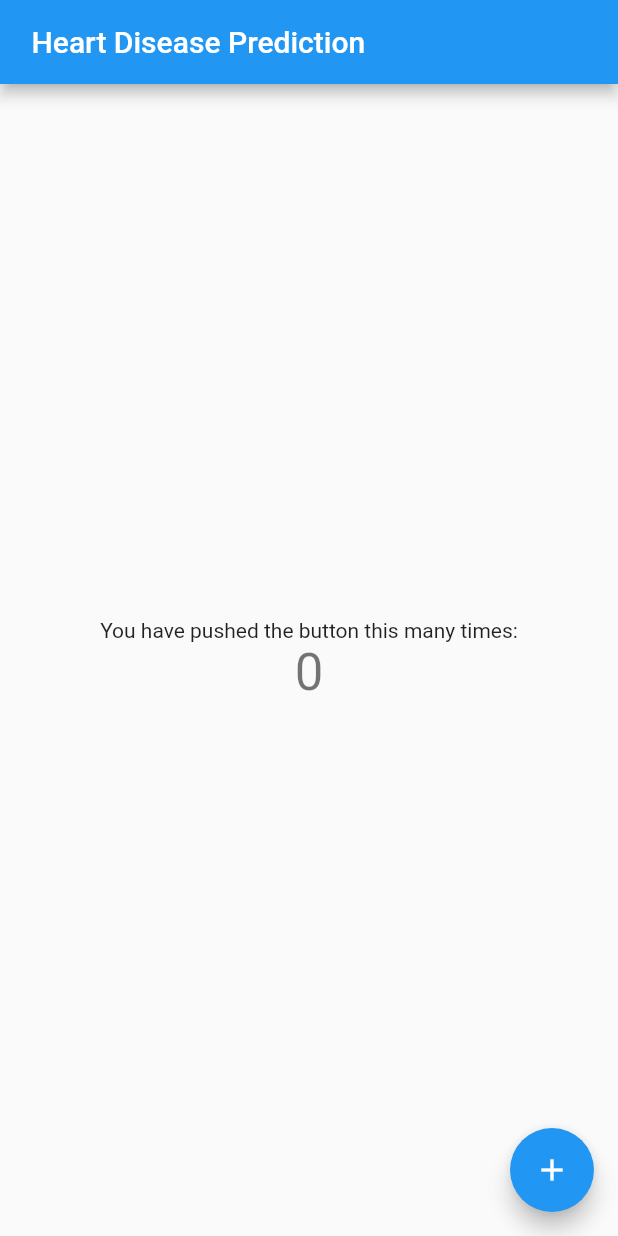
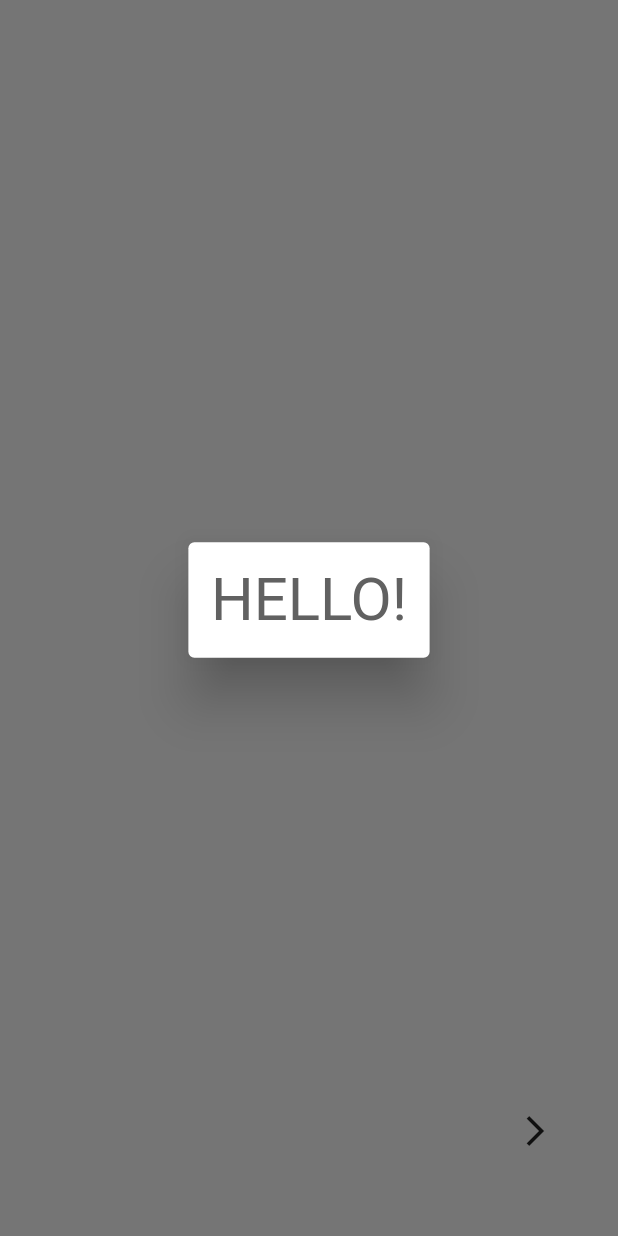
Before and after one commit to akankshasainics/heart_help, a Flutter app: the screen it shows after launch, on a phone screen of 412 x 824 dp. Run offline on Flutter 3.47's test engine with Material 2 defaults, Android fonts, the phone set to English and light mode, and no system bars.

Commit message:
first form

```diff
--- a/lib/main.dart
+++ b/lib/main.dart
@@ -1,13 +1,19 @@
+import 'dart:collection';
+
+import 'package:flutter/gestures.dart';
 import 'package:flutter/material.dart';
+List model_data = [-1, -1, -1, -1, -1, -1, -1, -1, -1, -1, -1];
+void main() {
 
-void main() => runApp(MyApp());
+
+  runApp(MyApp());
+}
 
 class MyApp extends StatelessWidget {
   // This widget is the root of your application.
   @override
   Widget build(BuildContext context) {
     return MaterialApp(
-
       title: 'heart disease prediction',
       theme: ThemeData(
         // This is the theme of your application.
@@ -21,92 +27,229 @@ class MyApp extends StatelessWidget {
         // is not restarted.
         primarySwatch: Colors.blue,
       ),
-      home: MyHomePage(title: ' Heart Disease Prediction'),
+      home: MyPage(),
     );
   }
 }
 
-class MyHomePage extends StatefulWidget {
-  MyHomePage({Key key, this.title}) : super(key: key);
-
-  // This widget is the home page of your application. It is stateful, meaning
-  // that it has a State object (defined below) that contains fields that affect
-  // how it looks.
-
-  // This class is the configuration for the state. It holds the values (in this
-  // case the title) provided by the parent (in this case the App widget) and
-  // used by the build method of the State. Fields in a Widget subclass are
-  // always marked "final".
-
-  final String title;
-
+class SinglePage extends StatelessWidget {
+  final Widget child;
+  final bool isEnd;
+  final Color color;
+  SinglePage(this.child, {this.color = Colors.grey, this.isEnd = false});
   @override
-  _MyHomePageState createState() => _MyHomePageState();
+  Widget build(BuildContext context) {
+    if (this.isEnd) {
+      return Container(
+        color: this.color,
+        child: Center(
+          child: Card(
+            elevation: 15,
+            child: Padding(
+              child: this.child,
+              padding: EdgeInsets.all(15),
+            ),
+          ),
+        ),
+      );
+    } else {
+      return Container(
+        color: this.color,
+        child: Column(children: [
+          Spacer(
+            flex: 6,
+          ),
+          Card(
+            margin: EdgeInsets.all(15),
+            elevation: 15,
+            child: Padding(
+              child: this.child,
+              padding: EdgeInsets.all(15),
+            ),
+          ),
+          Spacer(
+            flex: 5,
+          ),
+          Row(children: [
+            Spacer(
+              flex: 8,
+            ),
+            Icon(
+              Icons.arrow_forward_ios,
+            ),
+            Spacer(),
+          ]),
+          Spacer()
+        ]),
+      );
+    }
+  }
 }
 
-class _MyHomePageState extends State<MyHomePage> {
-  int _counter = 0;
+class DateForm extends StatefulWidget {
+  @override
+  _DateState createState() {
+    return _DateState();
+  }
+}
 
-  void _incrementCounter() {
-    setState(() {
-      // This call to setState tells the Flutter framework that something has
-      // changed in this State, which causes it to rerun the build method below
-      // so that the display can reflect the updated values. If we changed
-      // _counter without calling setState(), then the build method would not be
-      // called again, and so nothing would appear to happen.
-      _counter++;
-    });
-  }
-
-  @override
+class _DateState extends State<DateForm> {
+  DateTime _dateTime;
   Widget build(BuildContext context) {
-    // This method is rerun every time setState is called, for instance as done
-    // by the _incrementCounter method above.
-    //
-    // The Flutter framework has been optimized to make rerunning build methods
-    // fast, so that you can just rebuild anything that needs updating rather
-    // than having to individually change instances of widgets.
-    return Scaffold(
-      appBar: AppBar(
-        // Here we take the value from the MyHomePage object that was created by
-        // the App.build method, and use it to set our appbar title.
-        title: Text(widget.title),
-      ),
-      body: Center(
-        // Center is a layout widget. It takes a single child and positions it
-        // in the middle of the parent.
-        child: Column(
-          // Column is also a layout widget. It takes a list of children and
-          // arranges them vertically. By default, it sizes itself to fit its
-          // children horizontally, and tries to be as tall as its parent.
-          //
-          // Invoke "debug painting" (press "p" in the console, choose the
-          // "Toggle Debug Paint" action from the Flutter Inspector in Android
-          // Studio, or the "Toggle Debug Paint" command in Visual Studio Code)
-          // to see the wireframe for each widget.
-          //
-          // Column has various properties to control how it sizes itself and
-          // how it positions its children. Here we use mainAxisAlignment to
-          // center the children vertically; the main axis here is the vertical
-          // axis because Columns are vertical (the cross axis would be
-          // horizontal).
-          mainAxisAlignment: MainAxisAlignment.center,
-          children: <Widget>[
-            Text(
-              'You have pushed the button this many times:',
+    return Row(
+      mainAxisAlignment: MainAxisAlignment.spaceBetween,
+      children: <Widget>[
+        Spacer(
+          flex: 1,
+        ),
+        Text(
+          'DOB: ',
+          style: TextStyle(fontSize: 20, fontWeight: FontWeight.w400),
+        ),
+        Spacer(
+          flex: 1,
+        ),
+        Text(
+          _dateTime == null ? '' : this._dateTime.toString().substring(0, 10),
+          style: TextStyle(fontSize: 20, fontWeight: FontWeight.w300),
+        ),
+        Spacer(
+          flex: 5,
+        ),
+        Center(
+          child: RaisedButton(
+            color: Colors.teal[50],
+            elevation: 5,
+            child: Padding(
+              padding: EdgeInsets.all(15),
+              child: Icon(
+                Icons.calendar_today,
+                color: Colors.teal,
+              ),
             ),
-            Text(
-              '$_counter',
-              style: Theme.of(context).textTheme.display1,
-            ),
-          ],
+            onPressed: () {
+              showDatePicker(
+                context: context,
+                initialDate: DateTime(1995),
+                firstDate: DateTime(1920),
+                lastDate: DateTime(2020),
+              ).then((data) {
+                this._dateTime = data;
+                this.setState(() => {});
+                model_data[0] = data;
+              });
+            },
+          ),
         ),
-      ),
-      floatingActionButton: FloatingActionButton(
-        onPressed: _incrementCounter,
-        tooltip: 'Increment',
-        child: Icon(Icons.add),
-      ), // This trailing comma makes auto-formatting nicer for build methods.
+      ],
     );
   }
 }
+
+class Gender extends StatefulWidget {
+  @override
+  _GenderForm createState() {
+    return _GenderForm();
+  }
+}
+
+class _GenderForm extends State<Gender> {
+  int group = 1;
+  final _formkey = GlobalKey<FormState>();
+  Widget build(BuildContext context) {
+    return Form(
+      key: _formkey,
+      child: Row(
+        crossAxisAlignment: CrossAxisAlignment.center,
+        mainAxisAlignment: MainAxisAlignment.spaceBetween,
+        children: <Widget>[
+          Container(
+            padding: EdgeInsets.only(bottom: 7.5),
+            child: Text(
+              'Gender:',
+              style: TextStyle(fontSize: 20, fontWeight: FontWeight.w400),
+            ),
+          ),
+          Row(
+            children: <Widget>[
+              Radio(
+                activeColor: Colors.teal[500],
+                value: 0,
+                groupValue: group,
+                onChanged: (T) {
+                  print(T);
+
+                  this.setState(() {
+                    group = T;
+                  });
+
+                  model_data[1] = T ? 2 : 1;
+                },
+              ),
+              Text('Male'),
+            ],
+          ),
+          Row(
+            children: <Widget>[
+              Radio(
+                activeColor: Colors.teal[500],
+                value: 1,
+                groupValue: group,
+                onChanged: (T) {
+                  print(T);
+                  this.setState(() {
+                    group = T;
+                  });
+                  model_data[1] = T? 2:1;
+                },
+              ),
+              Text('Female'),
+            ],
+          ),
+        ],
+      ),
+    );
+  }
+}
+
+class FirstForm extends StatelessWidget {
+  @override
+  Widget build(BuildContext context) {
+    return Column(
+      children: <Widget>[DateForm(), Gender()],
+    );
+  }
+}
+
+class MyPage extends StatelessWidget {
+  PageController controller = PageController();
+  @override
+  Widget build(BuildContext buildContext) {
+    return PageView(
+      controller: controller,
+      onPageChanged: (page){
+        print(model_data[0]);
+        if(model_data[0]==-1){
+          this.controller.animateToPage(1, duration: Duration(microseconds: 200), curve: ElasticInCurve());
+        }
+      },
+      dragStartBehavior: DragStartBehavior.start,
+      // controller: PageController(viewportFraction: 0.9),
+      children: <Widget>[
+        SinglePage(
+          Text(
+            'HELLO!',
+            style: TextStyle(fontSize: 40, color: Colors.grey[700]),
+          ),
+          color: Colors.grey[600],
+        ),
+        SinglePage(FirstForm(), color: Colors.teal),
+        SinglePage(
+          Text('Bye!'),
+          color: Colors.blueGrey,
+          isEnd: true,
+        )
+      ],
+    );
+  }
+}
```
